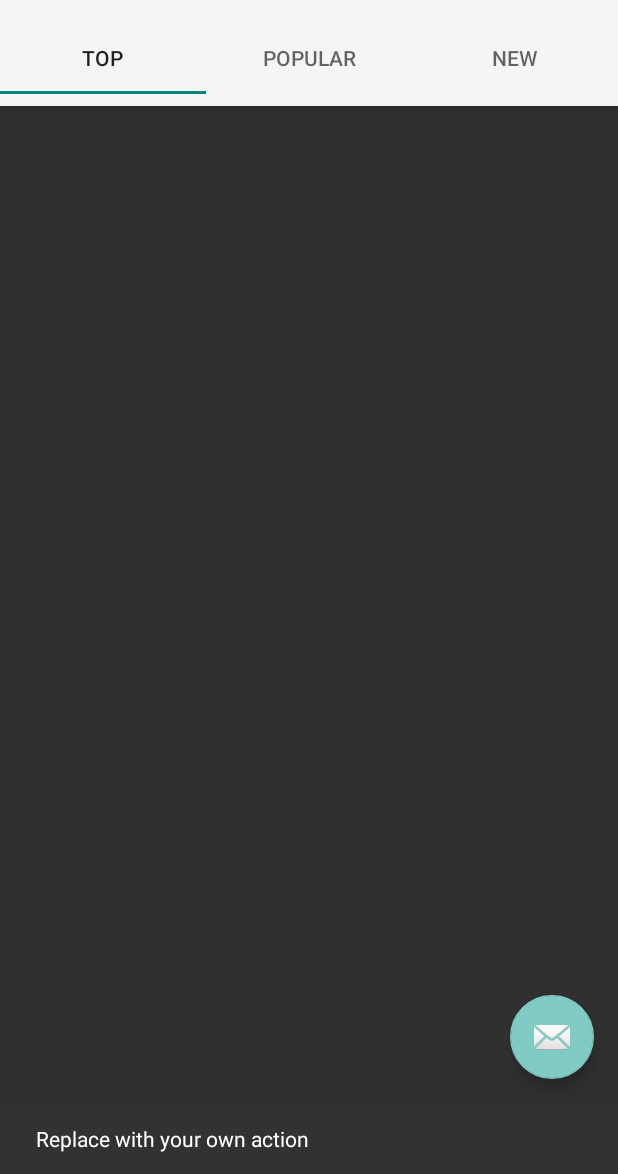
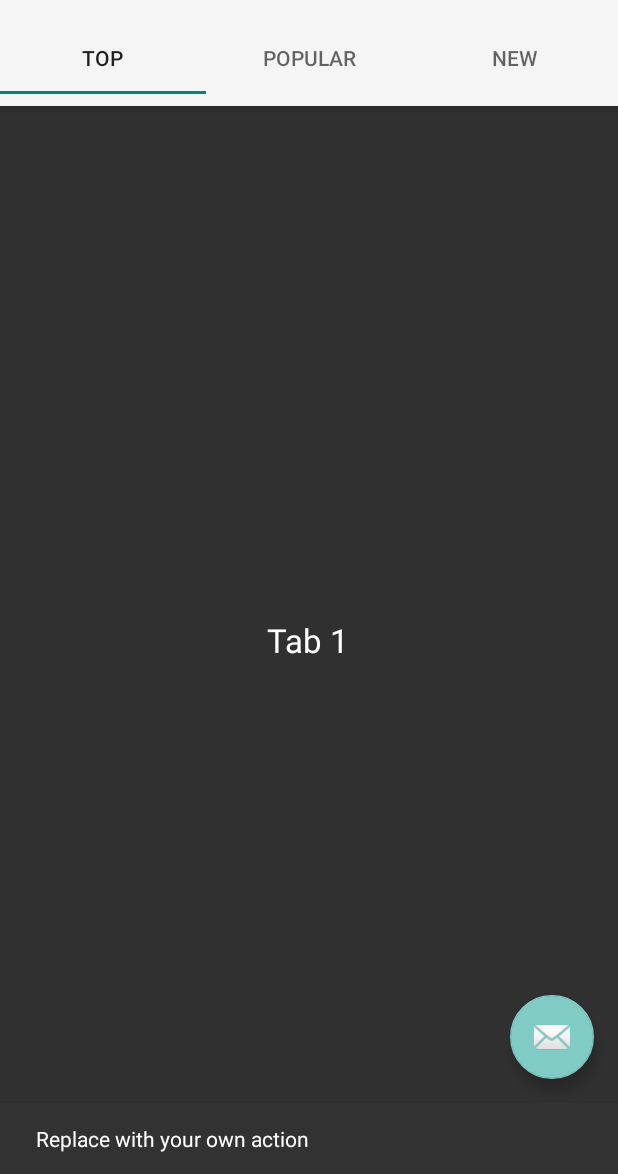
Before and after one commit to John-Teng/vndbapp, an Android app: the screen it shows after launch (vndatabaseapp), after a tap on an icon or button, on a phone screen of 412 x 824 dp, the part 62-1236 px from its top. Run offline under Robolectric (Android 15) with nearby library versions, the light colour scheme and no system bars.

Commit message:
Finished implementation
Finished:
- ViewPager
- ViewPager Adapter
- Card item design

```diff
--- a/app/build.gradle
+++ b/app/build.gradle
@@ -25,4 +25,6 @@ dependencies {
     compile 'com.android.support:appcompat-v7:23.4.0'
     compile 'com.android.support:support-v4:23.4.0'
     compile 'com.android.support:design:23.4.0'
+    compile 'com.android.support:cardview-v7:23.4.0'
+    compile 'com.android.support:recyclerview-v7:23.1.1'
 }
--- a/app/src/main/AndroidManifest.xml
+++ b/app/src/main/AndroidManifest.xml
@@ -9,7 +9,7 @@
         android:supportsRtl="true"
         android:theme="@style/AppTheme">
         <activity
-            android:name=".vndatabaseapp"
+            android:name=".view.vndatabaseapp"
             android:label="@string/app_name"
             android:theme="@style/Theme.AppCompat.NoActionBar">
             <intent-filter>
--- /dev/null
+++ b/app/src/main/java/ecez/vndbapp/controller/pagerAdapter.java
@@ -0,0 +1,41 @@
+package ecez.vndbapp.controller;
+
+import android.support.v4.app.Fragment;
+import android.support.v4.app.FragmentManager;
+import android.support.v4.app.FragmentStatePagerAdapter;
+
+import ecez.vndbapp.view.tabFragment1;
+import ecez.vndbapp.view.tabFragment2;
+import ecez.vndbapp.view.tabFragment3;
+
+public class pagerAdapter extends FragmentStatePagerAdapter {
+    int mNumOfTabs;
+
+    public pagerAdapter(FragmentManager fm, int NumOfTabs) {
+        super(fm);
+        this.mNumOfTabs = NumOfTabs;
+    }
+
+    @Override
+    public Fragment getItem(int position) {
+
+        switch (position) {
+            case 0:
+                tabFragment1 tab1 = new tabFragment1();
+                return tab1;
+            case 1:
+                tabFragment2 tab2 = new tabFragment2();
+                return tab2;
+            case 2:
+                tabFragment3 tab3 = new tabFragment3();
+                return tab3;
+            default:
+                return null;
+        }
+    }
+
+    @Override
+    public int getCount() {
+        return mNumOfTabs;
+    }
+}
--- a/app/src/main/java/ecez/vndbapp/tabFragment1.java
+++ b/app/src/main/java/ecez/vndbapp/view/tabFragment1.java
@@ -1,10 +1,12 @@
-package ecez.vndbapp;
+package ecez.vndbapp.view;
 
 import android.os.Bundle;
 import android.support.v4.app.Fragment;
 import android.view.LayoutInflater;
 import android.view.View;
 import android.view.ViewGroup;
+
+import ecez.vndbapp.R;
 
 public class tabFragment1 extends Fragment {
 
--- /dev/null
+++ b/app/src/main/java/ecez/vndbapp/view/tabFragment2.java
@@ -0,0 +1,17 @@
+package ecez.vndbapp.view;
+
+import android.os.Bundle;
+import android.support.v4.app.Fragment;
+import android.view.LayoutInflater;
+import android.view.View;
+import android.view.ViewGroup;
+
+import ecez.vndbapp.R;
+
+public class tabFragment2 extends Fragment {
+
+    @Override
+    public View onCreateView(LayoutInflater inflater, ViewGroup container, Bundle savedInstanceState) {
+        return inflater.inflate(R.layout.tab1, container, false);
+    }
+}
--- a/app/src/main/java/ecez/vndbapp/vndatabaseapp.java
+++ b/app/src/main/java/ecez/vndbapp/view/vndatabaseapp.java
@@ -1,4 +1,4 @@
-package ecez.vndbapp;
+package ecez.vndbapp.view;
 
 import android.app.ActionBar;
 import android.content.Context;
@@ -6,6 +6,8 @@ import android.os.Bundle;
 import android.support.design.widget.FloatingActionButton;
 import android.support.design.widget.Snackbar;
 import android.support.design.widget.TabLayout;
+import ecez.vndbapp.controller.pagerAdapter;
+import android.support.v4.view.ViewPager;
 import android.view.View;
 import android.support.design.widget.NavigationView;
 import android.support.v4.view.GravityCompat;
@@ -15,6 +17,11 @@ import android.support.v7.app.AppCompatActivity;
 import android.support.v7.widget.Toolbar;
 import android.view.Menu;
 import android.view.MenuItem;
+
+
+
+
+import ecez.vndbapp.R;
 
 public class vndatabaseapp extends AppCompatActivity
         implements NavigationView.OnNavigationItemSelectedListener {
@@ -44,13 +51,34 @@ public class vndatabaseapp extends AppCompatActivity
         NavigationView navigationView = (NavigationView) findViewById(R.id.nav_view);
         navigationView.setNavigationItemSelectedListener(this);
 
-
         TabLayout tabLayout = (TabLayout)findViewById(R.id.tab_layout);
         tabLayout.addTab(tabLayout.newTab().setText("Top"));
         tabLayout.addTab(tabLayout.newTab().setText("Popular"));
         tabLayout.addTab(tabLayout.newTab().setText("New"));
         tabLayout.setTabGravity(TabLayout.GRAVITY_FILL);
 
+        final ViewPager viewPager = (ViewPager) findViewById(R.id.pager);
+        final pagerAdapter adapter = new pagerAdapter
+                (getSupportFragmentManager(), tabLayout.getTabCount());
+        viewPager.setAdapter(adapter);
+        viewPager.addOnPageChangeListener(new TabLayout.TabLayoutOnPageChangeListener(tabLayout));
+        tabLayout.setOnTabSelectedListener(new TabLayout.OnTabSelectedListener() {
+            @Override
+            public void onTabSelected(TabLayout.Tab tab) {
+                viewPager.setCurrentItem(tab.getPosition());
+
+            }
+
+            @Override
+            public void onTabUnselected(TabLayout.Tab tab) {
+
+            }
+
+            @Override
+            public void onTabReselected(TabLayout.Tab tab) {
+
+            }
+        });
     }
 
     @Override
--- a/app/src/main/res/layout/activity_vndatabaseapp.xml
+++ b/app/src/main/res/layout/activity_vndatabaseapp.xml
@@ -23,4 +23,6 @@
         app:headerLayout="@layout/nav_header_vndatabaseapp"
         app:menu="@menu/activity_vndatabaseapp_drawer" />
 
+
+
 </android.support.v4.widget.DrawerLayout>
--- a/app/src/main/res/layout/app_bar_vndatabaseapp.xml
+++ b/app/src/main/res/layout/app_bar_vndatabaseapp.xml
@@ -5,7 +5,7 @@
     android:layout_width="match_parent"
     android:layout_height="match_parent"
     android:fitsSystemWindows="true"
-    tools:context="ecez.vndbapp.vndatabaseapp">
+    tools:context=".view.vndatabaseapp">
 
     <android.support.design.widget.AppBarLayout
         android:layout_width="match_parent"
--- a/app/src/main/res/layout/content_vndatabaseapp.xml
+++ b/app/src/main/res/layout/content_vndatabaseapp.xml
@@ -5,7 +5,7 @@
     android:layout_width="match_parent"
     android:layout_height="match_parent"
     app:layout_behavior="@string/appbar_scrolling_view_behavior"
-    tools:context="ecez.vndbapp.vndatabaseapp"
+    tools:context=".view.vndatabaseapp"
     tools:showIn="@layout/app_bar_vndatabaseapp">
 
     <android.support.design.widget.TabLayout
@@ -22,4 +22,10 @@
         android:layout_width="wrap_content"
         android:layout_height="wrap_content"
         android:text="Hello World!" />
+
+    <android.support.v4.view.ViewPager
+        android:id="@+id/pager"
+        android:layout_width="match_parent"
+        android:layout_height="fill_parent"
+        android:layout_below="@id/tab_layout"/>
 </RelativeLayout>
--- a/app/src/main/res/layout/tab1.xml
+++ b/app/src/main/res/layout/tab1.xml
@@ -12,4 +12,10 @@
         android:text="Tab 1"
         android:textAppearance="?android:attr/textAppearanceLarge"/>
 
+    <android.support.v7.widget.RecyclerView
+        android:layout_width="match_parent"
+        android:layout_height="match_parent"
+        android:id="@+id/recyclerView">
+    </android.support.v7.widget.RecyclerView>
+
 </RelativeLayout>
```
Also changed, not shown: app/src/main/java/ecez/vndbapp/controller/recyclerAdapter.java (added, +7 -0 lines), app/src/main/java/ecez/vndbapp/model/listItem.java (added, +7 -0 lines), app/src/main/java/ecez/vndbapp/view/tabFragment3.java (added, +17 -0 lines), app/src/main/res/layout/card_item.xml (added, +71 -0 lines), app/src/main/res/layout/list_item.xml (added, +12 -0 lines).
